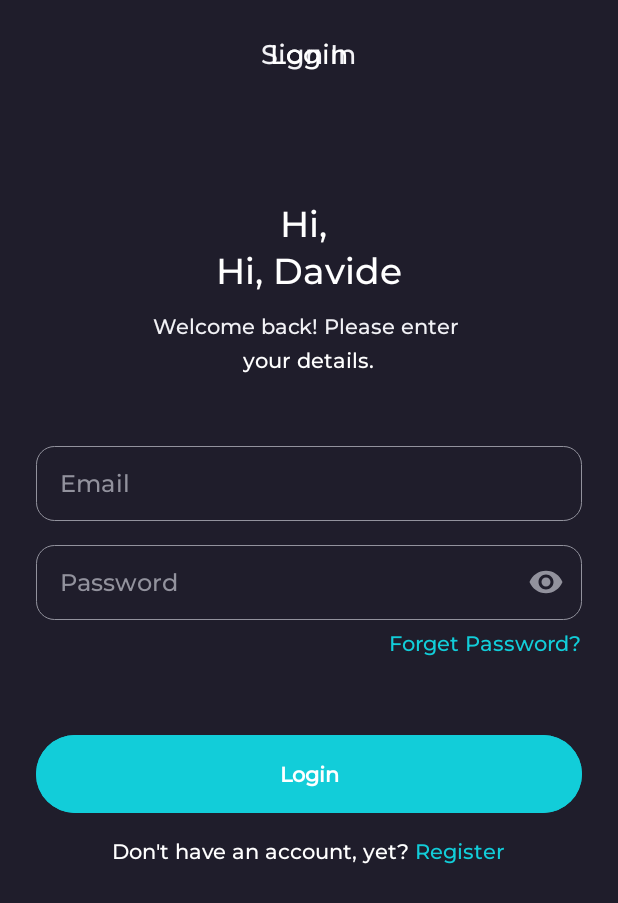
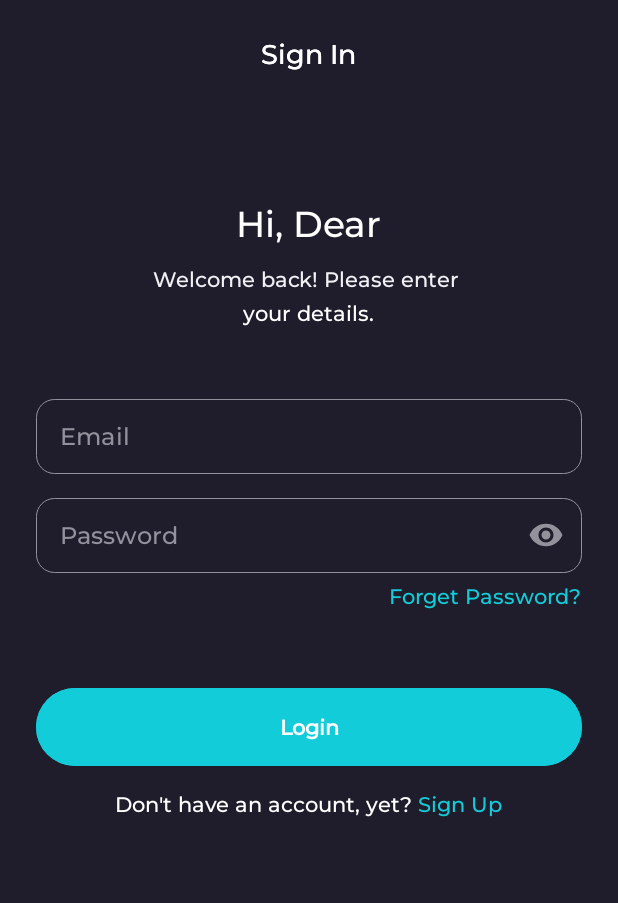
Before and after one commit to phannpha0802/Flicks, an Android app: the SignInActivity screen opened directly, with no data from a screen before it, on a phone screen of 412 x 824 dp. Shown: the top 903 px of the screen. Run offline under Robolectric (Android 15) with nearby library versions, the phone set to English and light mode, and no system bars; our stand-ins replace data binding.

Commit message:
review code in sign in and sign up

```diff
--- a/app/src/main/java/com/kh/flicks/movie/streaming/ui/app/HomeFragment.kt
+++ b/app/src/main/java/com/kh/flicks/movie/streaming/ui/app/HomeFragment.kt
@@ -108,7 +108,6 @@ class HomeFragment(private val context: Activity) : Fragment(R.layout.fragment_h
 		val compositePageTransform = CompositePageTransformer()
 		compositePageTransform.addTransformer(MarginPageTransformer(20))
 		compositePageTransform.addTransformer { page, position ->
-			// TODO: transform page here.
 			val r = 1 - abs(position)
 			page.scaleY = 0.85f + r * 0.15f
 		}
--- a/app/src/main/java/com/kh/flicks/movie/streaming/ui/auth/SignInActivity.kt
+++ b/app/src/main/java/com/kh/flicks/movie/streaming/ui/auth/SignInActivity.kt
@@ -23,26 +23,30 @@ class SignInActivity : AppCompatActivity() {
 		super.onCreate(savedInstanceState)
 		binding = DataBindingUtil
 			.setContentView(this, R.layout.activity_sign_in)
+		initObject()
+	}
+
+	private fun initObject(){
 		hideSoftKeyboardFromWindow()
 		buttonLogin()
 		buttonRegister()
 	}
 
 	private fun hideSoftKeyboardFromWindow(){
-		binding.mainContainerLoginScreen.setOnClickListener {
+		binding.mainContainerSignIn.setOnClickListener {
 			hideSoftKeyboard()
 		}
 	}
 
 	private fun buttonLogin(){
-		binding.btnLogin.setOnClickListener {
+		binding.btnSignIn.setOnClickListener {
 			MainActivity.newIntent(this)
 			finish()
 		}
 	}
 
 	private fun buttonRegister(){
-		binding.tvRegister.setOnClickListener {
+		binding.tvSingUp.setOnClickListener {
 			SignUpActivity.newIntent(this)
 		}
 	}
--- a/app/src/main/res/layout/activity_sign_in.xml
+++ b/app/src/main/res/layout/activity_sign_in.xml
@@ -9,14 +9,15 @@
 		android:background="@color/dark_color"
 		tools:context=".ui.auth.SignInActivity">
 
-		<ScrollView android:layout_width="match_parent"
+		<ScrollView
+			android:layout_width="match_parent"
 			android:layout_height="match_parent"
 			android:background="@color/dark_color"
 			android:scrollbarSize="0dp"
 			tools:context=".ui.auths.LoginActivity">
 
 			<LinearLayout
-				android:id="@+id/mainContainerLoginScreen"
+				android:id="@+id/mainContainerSignIn"
 				android:layout_width="match_parent"
 				android:layout_height="wrap_content"
 				android:orientation="vertical">
@@ -40,8 +41,8 @@
 						android:text="Sign In"
 						android:textColor="@color/white_grey_color"
 						android:textSize="18sp" />
+
 					<TextView
-
 						android:layout_width="wrap_content"
 						android:layout_height="wrap_content"
 						android:layout_centerHorizontal="true"
@@ -50,7 +51,7 @@
 						android:ellipsize="end"
 						android:fontFamily="@font/montserrat_semi_bold"
 						android:maxLines="1"
-				android:text="Login"
+						android:text="Sign In"
 						android:textColor="@color/white_color"
 						android:textSize="18sp" />
 
@@ -68,14 +69,7 @@
 						android:layout_width="wrap_content"
 						android:layout_height="wrap_content"
 						android:fontFamily="@font/montserrat_semi_bold"
-						android:text="Hi, "
-						android:textColor="@color/white_color"
-						android:textSize="24sp" />
-			<TextView
-				android:layout_width="wrap_content"
-				android:layout_height="wrap_content"
-				android:fontFamily="@font/montserrat_semi_bold"
-				android:text="Hi, Davide"
+						android:text="Hi, Dear"
 						android:textColor="@color/white_color"
 						android:textSize="24sp" />
 
@@ -192,7 +186,7 @@
 					android:orientation="vertical">
 
 					<Button
-						android:id="@+id/btnLogin"
+						android:id="@+id/btnSignIn"
 						android:layout_width="match_parent"
 						android:layout_height="60dp"
 						android:backgroundTint="@color/blue_accent_color"
@@ -217,17 +211,15 @@
 							android:textColor="@color/white_color" />
 
 						<TextView
-							android:id="@+id/tvRegister"
+							android:id="@+id/tvSingUp"
 							android:layout_width="wrap_content"
 							android:layout_height="wrap_content"
 							android:fontFamily="@font/montserrat_medium"
-							android:text="Register"
+							android:text="Sign Up"
 							android:textColor="@color/blue_accent_color" />
 					</LinearLayout>
 				</LinearLayout>
 			</LinearLayout>
-
 		</ScrollView>
-
 	</androidx.constraintlayout.widget.ConstraintLayout>
 </layout>
```
Also changed, not shown: app/src/main/AndroidManifest.xml (+9 -9 lines), app/src/main/java/com/kh/flicks/movie/streaming/ui/auth/SignUpActivity.kt (+20 -1 lines), app/src/main/res/layout/activity_sign_up.xml (+15 -12 lines). Lines whose indentation alone changed are shown as unchanged.
